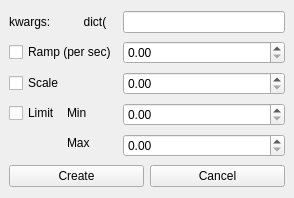
Above: ui/RackParamDevice.ui from AlexisMrl/HegelLab before the change. Below: the same form after it.
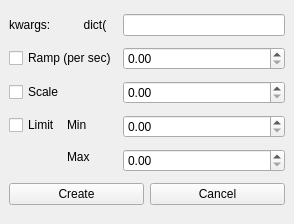
That is the form after the change. Custom widgets are drawn as their Qt base class.

Patch:
```diff
--- a/ui/RackParamDevice.ui
+++ b/ui/RackParamDevice.ui
@@ -7,7 +7,7 @@
     <x>0</x>
     <y>0</y>
     <width>294</width>
-    <height>198</height>
+    <height>224</height>
    </rect>
   </property>
   <property name="windowTitle">
```
Left out of the diff: 9 changed lines with no effect on the pictures.
